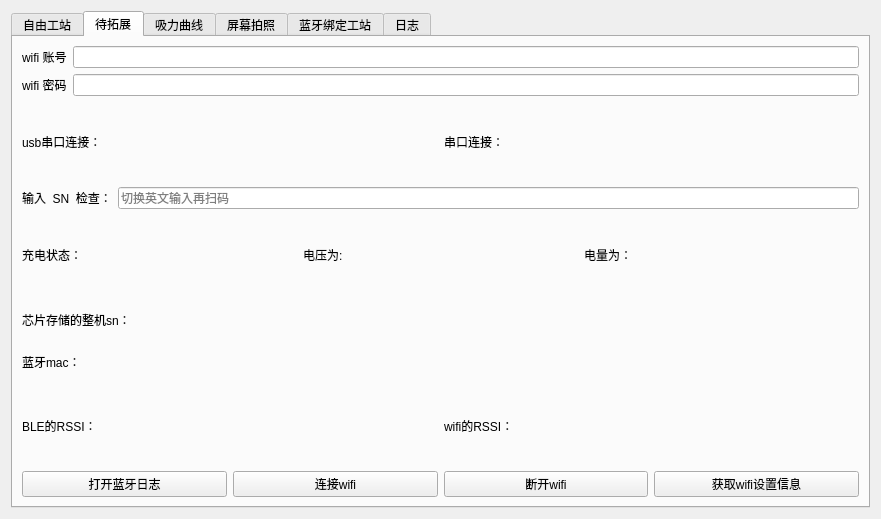
Before: the Qt Designer form work_station/freework/qfreework.ui in yuhuang163/test, drawn with Qt 5.
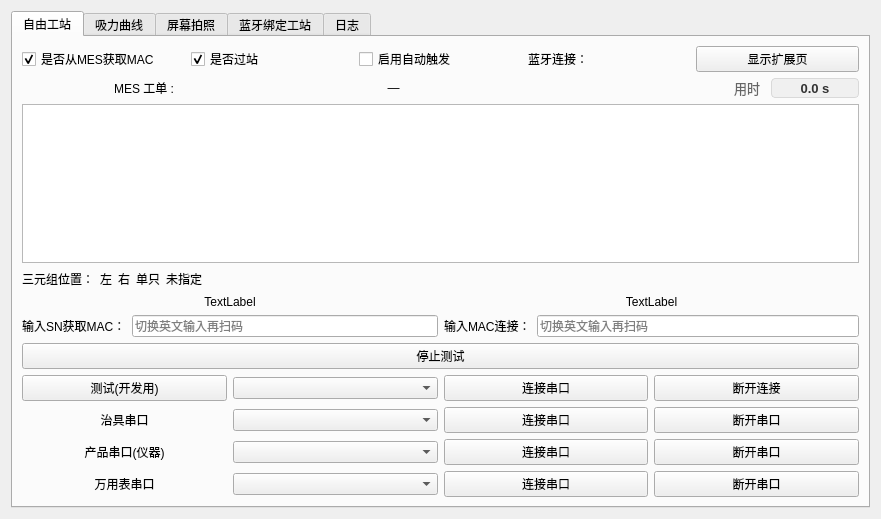
After: the same form once the commit is applied. The open tabs and pages were chosen to show the change.

What changed in the file:
```diff
--- a/work_station/freework/qfreework.ui
+++ b/work_station/freework/qfreework.ui
@@ -69,6 +69,22 @@
              </widget>
             </item>
             <item>
+             <widget class="QLabel" name="bleStatusLabel">
+              <property name="text">
+               <string>蓝牙连接：</string>
+              </property>
+             </widget>
+            </item>
+            <item>
+             <widget class="QPushButton" name="toggleExtraTabsButton">
+              <property name="text">
+               <string>显示扩展页</string>
+              </property>
+             </widget>
+            </item>
+           </layout>
+          </item>
+          <item>
              <layout class="QHBoxLayout" name="horizontalLayout_19">
               <item>
                <widget class="QLabel" name="label_bydMesResourceCaption">
@@ -105,8 +121,6 @@
                 </property>
                </widget>
               </item>
-             </layout>
-            </item>
             <item>
              <widget class="QLabel" name="test_time_caption">
               <property name="styleSheet">
@@ -145,20 +159,6 @@
               </property>
              </widget>
             </item>
-            <item>
-             <widget class="QLabel" name="bleStatusLabel">
-              <property name="text">
-               <string>蓝牙连接：</string>
-              </property>
-             </widget>
-            </item>
-            <item>
-             <widget class="QPushButton" name="toggleExtraTabsButton">
-              <property name="text">
-               <string>显示扩展页</string>
-              </property>
-             </widget>
-            </item>
            </layout>
           </item>
           <item>
@@ -500,221 +500,6 @@
         </item>
        </layout>
       </widget>
-      <widget class="QWidget" name="tab_2">
-       <attribute name="title">
-        <string>待拓展</string>
-       </attribute>
-       <layout class="QGridLayout" name="gridLayout_3">
-        <item row="2" column="0">
-         <layout class="QHBoxLayout" name="horizontalLayout_9">
-          <property name="topMargin">
-           <number>0</number>
-          </property>
-          <item>
-           <widget class="QLabel" name="label_6">
-            <property name="text">
-             <string>输入  SN  检查：</string>
-            </property>
-           </widget>
-          </item>
-          <item>
-           <widget class="QLineEdit" name="snInput">
-            <property name="sizePolicy">
-             <sizepolicy hsizetype="Expanding" vsizetype="Fixed">
-              <horstretch>0</horstretch>
-              <verstretch>0</verstretch>
-             </sizepolicy>
-            </property>
-            <property name="placeholderText">
-             <string>切换英文输入再扫码</string>
-            </property>
-           </widget>
-          </item>
-         </layout>
-        </item>
-        <item row="5" column="0">
-         <layout class="QHBoxLayout" name="horizontalLayout_7">
-          <property name="topMargin">
-           <number>0</number>
-          </property>
-          <item>
-           <widget class="QLabel" name="BLE_RSSI">
-            <property name="text">
-             <string>BLE的RSSI：</string>
-            </property>
-           </widget>
-          </item>
-          <item>
-           <widget class="QLabel" name="WIFI_RSSI">
-            <property name="text">
-             <string>wifi的RSSI：</string>
-            </property>
-           </widget>
-          </item>
-         </layout>
-        </item>
-        <item row="0" column="0">
-         <layout class="QVBoxLayout" name="verticalLayout_2">
-          <item>
-           <layout class="QHBoxLayout" name="horizontalLayout_4">
-            <item>
-             <widget class="QLabel" name="label_3">
-              <property name="text">
-               <string>wifi 账号</string>
-              </property>
-             </widget>
-            </item>
-            <item>
-             <widget class="QLineEdit" name="wifiUserName">
-              <property name="readOnly">
-               <bool>true</bool>
-              </property>
-             </widget>
-            </item>
-           </layout>
-          </item>
-          <item>
-           <layout class="QHBoxLayout" name="horizontalLayout_5">
-            <item>
-             <widget class="QLabel" name="label_4">
-              <property name="text">
-               <string>wifi 密码</string>
-              </property>
-             </widget>
-            </item>
-            <item>
-             <widget class="QLineEdit" name="wifiPassword">
-              <property name="echoMode">
-               <enum>QLineEdit::Password</enum>
-              </property>
-              <property name="readOnly">
-               <bool>true</bool>
-              </property>
-             </widget>
-            </item>
-           </layout>
-          </item>
-         </layout>
-        </item>
-        <item row="4" column="0">
-         <layout class="QVBoxLayout" name="verticalLayout">
-          <property name="topMargin">
-           <number>0</number>
-          </property>
-          <item>
-           <widget class="QLabel" name="product_sn">
-            <property name="text">
-             <string>芯片存储的整机sn：</string>
-            </property>
-           </widget>
-          </item>
-          <item>
-           <widget class="QLabel" name="macLabel">
-            <property name="text">
-             <string>蓝牙mac：</string>
-            </property>
-           </widget>
-          </item>
-         </layout>
-        </item>
-        <item row="1" column="0">
-         <layout class="QHBoxLayout" name="horizontalLayout_11">
-          <item>
-           <widget class="QLabel" name="usbuartstate">
-            <property name="sizePolicy">
-             <sizepolicy hsizetype="Preferred" vsizetype="Preferred">
-              <horstretch>0</horstretch>
-              <verstretch>0</verstretch>
-             </sizepolicy>
-            </property>
-            <property name="text">
-             <string>usb串口连接：</string>
-            </property>
-           </widget>
-          </item>
-          <item>
-           <widget class="QLabel" name="uartstate">
-            <property name="sizePolicy">
-             <sizepolicy hsizetype="Preferred" vsizetype="Preferred">
-              <horstretch>0</horstretch>
-              <verstretch>0</verstretch>
-             </sizepolicy>
-            </property>
-            <property name="text">
-             <string>串口连接：</string>
-            </property>
-           </widget>
-          </item>
-         </layout>
-        </item>
-        <item row="6" column="0">
-         <layout class="QHBoxLayout" name="horizontalLayout_8">
-          <property name="topMargin">
-           <number>0</number>
-          </property>
-          <item>
-           <widget class="QPushButton" name="pushButton_2">
-            <property name="text">
-             <string>打开蓝牙日志</string>
-            </property>
-           </widget>
-          </item>
-          <item>
-           <widget class="QPushButton" name="connectwifi">
-            <property name="text">
-             <string>连接wifi</string>
-            </property>
-           </widget>
-          </item>
-          <item>
-           <widget class="QPushButton" name="disconnectwifi">
-            <property name="enabled">
-             <bool>true</bool>
-            </property>
-            <property name="text">
-             <string>断开wifi</string>
-            </property>
-           </widget>
-          </item>
-          <item>
-           <widget class="QPushButton" name="getwifi">
-            <property name="text">
-             <string>获取wifi设置信息</string>
-            </property>
-           </widget>
-          </item>
-         </layout>
-        </item>
-        <item row="3" column="0">
-         <layout class="QHBoxLayout" name="horizontalLayout_14">
-          <property name="topMargin">
-           <number>0</number>
-          </property>
-          <item>
-           <widget class="QLabel" name="battary_state">
-            <property name="text">
-             <string>充电状态：</string>
-            </property>
-           </widget>
-          </item>
-          <item>
-           <widget class="QLabel" name="battary_voltage">
-            <property name="text">
-             <string>电压为:</string>
-            </property>
-           </widget>
-          </item>
-          <item>
-           <widget class="QLabel" name="battary_value">
-            <property name="text">
-             <string>电量为：</string>
-            </property>
-           </widget>
-          </item>
-         </layout>
-        </item>
-       </layout>
-      </widget>
       <widget class="QWidget" name="tab_chart">
        <attribute name="title">
         <string>吸力曲线</string>
```
Lines whose indentation alone changed are shown as unchanged.
